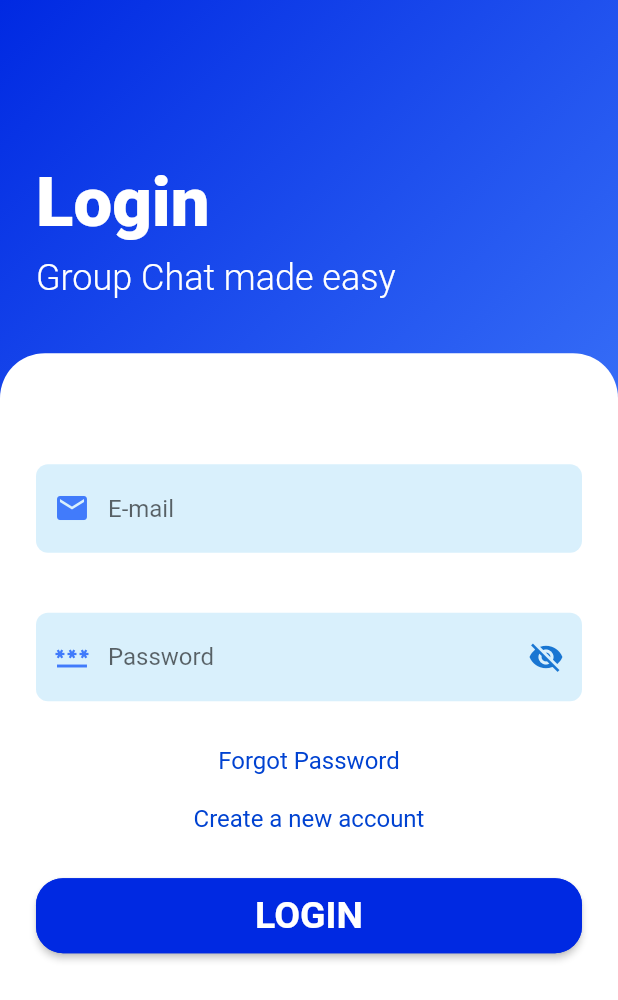
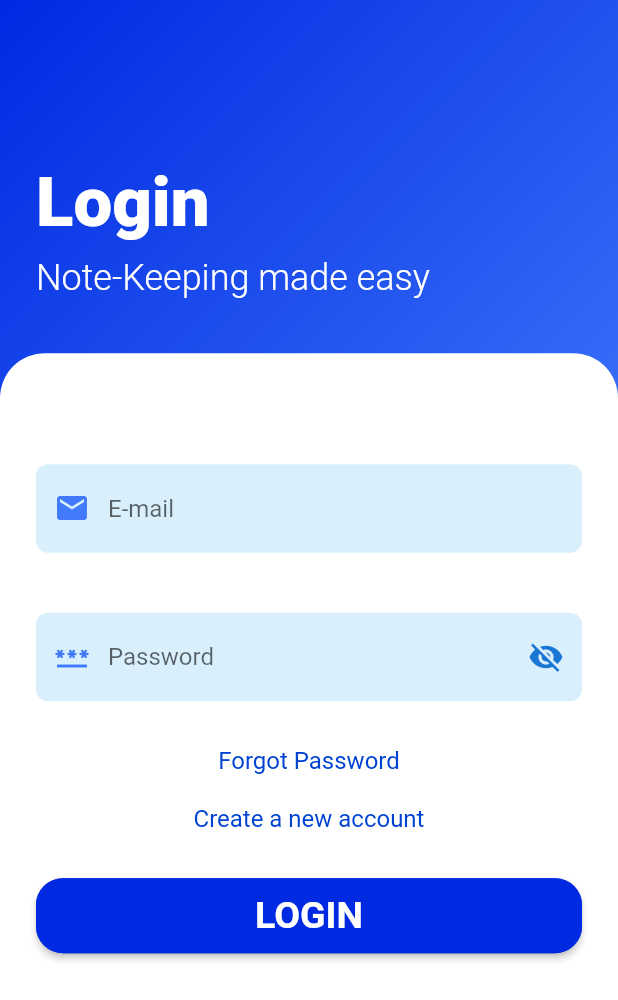
Before and after one commit to Sahilsingh0808/Cloud-Group-Chat, a Flutter app: the screen it shows after launch, after a tap on "LOGIN", on a phone screen of 412 x 824 dp. Shown: the top 1000 px of the screen. Run offline on Flutter 3.47's test engine with Material 2 defaults, Android fonts, the phone set to English and light mode, and no system bars; our stand-ins replace awesome_dialog, cloud_firestore, firebase_auth, flutter_signin_button, google_sign_in; missing offline and left inert: flutter_facebook_auth, simple_fontellico_progress_dialog; accounts and stored records are empty.

Commit message:
bugs fixed

```diff
--- a/lib/authentication/login.dart
+++ b/lib/authentication/login.dart
@@ -167,7 +167,7 @@ navigateToSignUp() async {
               children: [
               Text("Login",style: TextStyle(color: Colors.white,fontSize: 46.0,fontWeight:FontWeight.w800 ),),
               SizedBox(height: 10.0,),
-              Text("Group Chat made easy",style: TextStyle(color: Colors.white,fontSize: 24.0,fontWeight:FontWeight.w300 ),)
+              Text("Note-Keeping made easy",style: TextStyle(color: Colors.white,fontSize: 24.0,fontWeight:FontWeight.w300 ),)
             ],)
           ),),
           Expanded(flex: 5,
--- a/lib/main.dart
+++ b/lib/main.dart
@@ -10,7 +10,7 @@ class MyApp extends StatelessWidget {
   @override
   Widget build(BuildContext context) {
     return MaterialApp(
-      title: 'Noted',
+      title: 'Group Chat',
       debugShowCheckedModeBanner: false,
       home: Start(),
     );
--- a/lib/start.dart
+++ b/lib/start.dart
@@ -358,7 +358,7 @@ class _StartState extends State<Start> {
                                         ),
                                       ])),
                             ),
-                            SizedBox(height: 30),
+                            // SizedBox(height: 30),
                             // SizedBox(
                             //   width: MediaQuery.of(context).size.width,
                             //   height: 50,
--- a/pubspec.yaml
+++ b/pubspec.yaml
@@ -36,8 +36,7 @@ dependencies:
   change_app_package_name: ^1.0.0
   firebase_auth: ^0.8.0
   google_sign_in: ^5.0.3
-  firebase_core: ^0.2.5+1
-  firebase_storage:
+  firebase_core: ^0.3.0
   flutter_signin_button: ^2.0.0
   cloud_firestore:
   url_launcher: ^6.0.9
@@ -65,7 +64,7 @@ flutter:
 
   # To add assets to your application, add an assets section, like this:
   assets:
-    - assets/images/
+   - assets/images/
   #   - images/a_dot_ham.jpeg
 
   # An image asset can refer to one or more resolution-specific "variants", see
```
Also changed, not shown: lib/chat.dart (+27 -2 lines), pubspec.lock, 4 other files.
